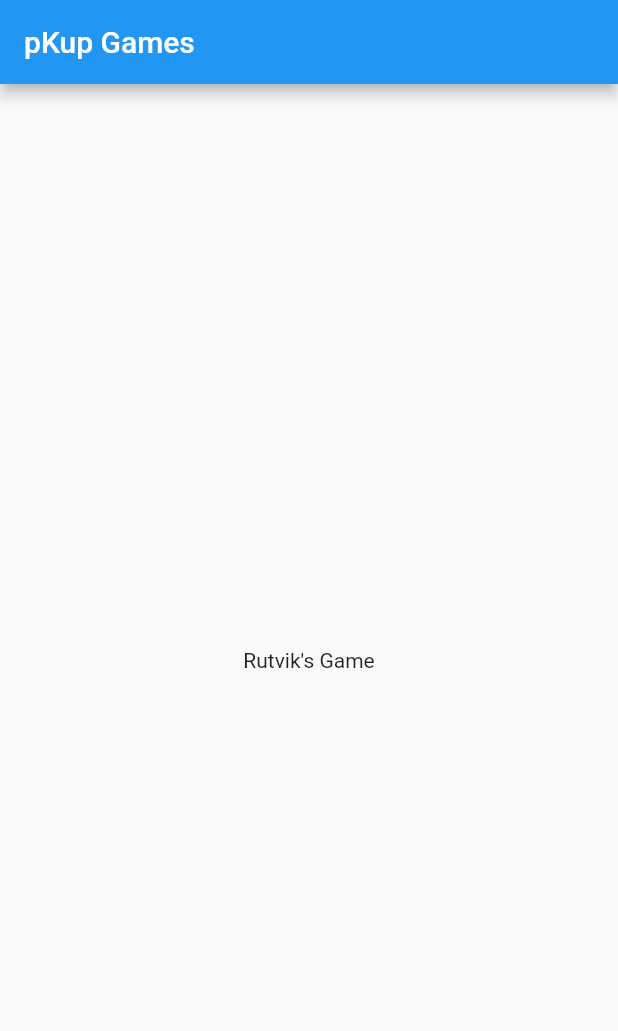
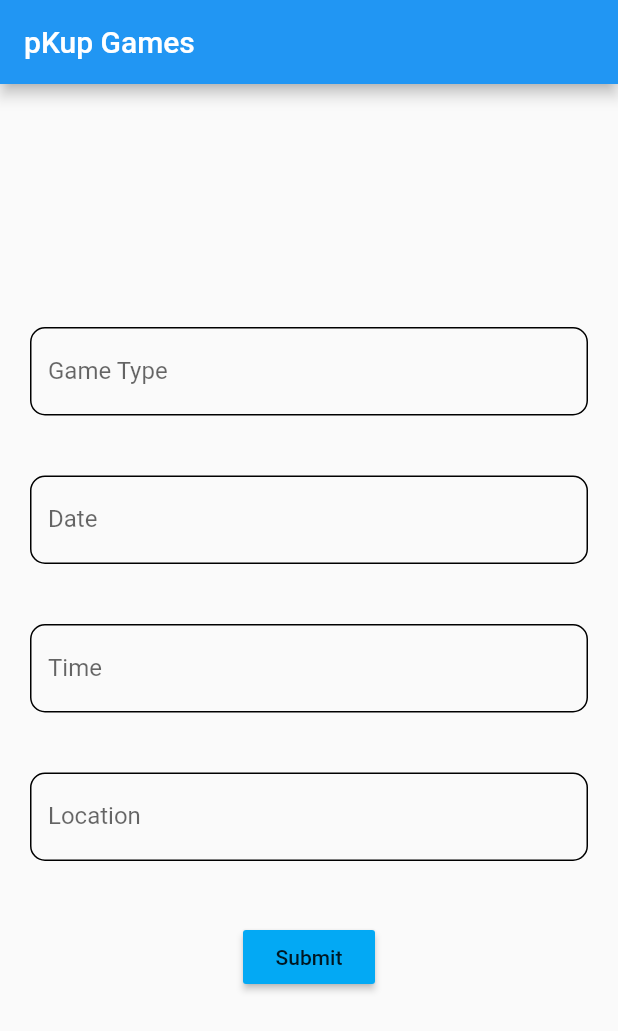
Before and after one commit to a-vinod/pKup, a Flutter app: the screen it shows after launch, on a phone screen of 412 x 824 dp. Shown: the top 1031 px of the screen. Run offline on Flutter 3.47's test engine with Material 2 defaults, Android fonts, the phone set to English and light mode, and no system bars; our stand-ins replace firebase_core, firebase_database; accounts and stored records are empty.

Commit message:
Rudimentary form for new game

```diff
--- a/pkup/lib/main.dart
+++ b/pkup/lib/main.dart
@@ -18,7 +18,7 @@ class MyApp extends StatelessWidget {
           title: Text('pKup Games'),
         ),
         body: Center(
-          child: Game(),
+          child: RegisterGame(),
         ),
       ),
     );
@@ -30,6 +30,8 @@ class Game extends StatefulWidget {
   _GameState createState() => _GameState();
 }
 
+/**/
+
 class _GameState extends State<Game> {
   @override
   Widget build(BuildContext context) {
@@ -37,3 +39,137 @@ class _GameState extends State<Game> {
     return game_id;
   }
 }
+
+class RegisterGame extends StatefulWidget {
+  @override
+  _RegisterGameState createState() => _RegisterGameState();
+}
+
+//
+class _RegisterGameState extends State<RegisterGame> {
+  final _formKey = GlobalKey<FormState>();
+  final gameName = TextEditingController();
+  final gameDate = TextEditingController();
+  final gameTime = TextEditingController();
+  final gameLoc = TextEditingController();
+  final dbRef = FirebaseDatabase.instance.reference().child("games");
+
+  @override
+  Widget build(BuildContext context) {
+    // New game registration
+    return Form(
+        key: _formKey,
+        child: SingleChildScrollView(
+            child: Column(
+          children: <Widget>[
+            Padding(
+              padding: EdgeInsets.all(20.0),
+              child: TextFormField(
+                controller: gameName,
+                decoration: InputDecoration(
+                  labelText: "Game Type",
+                  enabledBorder: OutlineInputBorder(
+                    borderRadius: BorderRadius.circular(10.0),
+                  ),
+                ),
+                // The validator receives the text that the user has entered.
+                validator: (value) {
+                  if (value.isEmpty) {
+                    return 'What\'s the game?';
+                  }
+                  return null;
+                },
+              ),
+            ),
+            Padding(
+              padding: EdgeInsets.all(20.0),
+              child: TextFormField(
+                controller: gameDate,
+                decoration: InputDecoration(
+                  labelText: "Date",
+                  enabledBorder: OutlineInputBorder(
+                    borderRadius: BorderRadius.circular(10.0),
+                  ),
+                ),
+                // The validator receives the text that the user has entered.
+                validator: (value) {
+                  if (value.isEmpty) {
+                    return 'What day?';
+                  }
+                  return null;
+                },
+              ),
+            ),
+            Padding(
+              padding: EdgeInsets.all(20.0),
+              child: TextFormField(
+                controller: gameTime,
+                decoration: InputDecoration(
+                  labelText: "Time",
+                  enabledBorder: OutlineInputBorder(
+                    borderRadius: BorderRadius.circular(10.0),
+                  ),
+                ),
+                // The validator receives the text that the user has entered.
+                validator: (value) {
+                  if (value.isEmpty) {
+                    return 'When?';
+                  }
+                  return null;
+                },
+              ),
+            ),
+            Padding(
+              padding: EdgeInsets.all(20.0),
+              child: TextFormField(
+                controller: gameLoc,
+                decoration: InputDecoration(
+                  labelText: "Location",
+                  enabledBorder: OutlineInputBorder(
+                    borderRadius: BorderRadius.circular(10.0),
+                  ),
+                ),
+                // The validator receives the text that the user has entered.
+                validator: (value) {
+                  if (value.isEmpty) {
+                    return 'Where?';
+                  }
+                  return null;
+                },
+              ),
+            ),
+            Padding(
+                padding: EdgeInsets.all(20.0),
+                child: Row(
+                  mainAxisAlignment: MainAxisAlignment.spaceEvenly,
+                  children: <Widget>[
+                    RaisedButton(
+                      color: Colors.lightBlue,
+                      onPressed: () {
+                        if (_formKey.currentState.validate()) {
+                          dbRef.push().set({
+                            "game_type": gameName.text,
+                            "date": gameDate.text,
+                            "time": gameTime.text,
+                            "location": gameLoc.text
+                          }).then((_) {
+                            Scaffold.of(context).showSnackBar(
+                                SnackBar(content: Text('Game Posted!')));
+                            gameName.clear();
+                            gameDate.clear();
+                            gameTime.clear();
+                            gameLoc.clear();
+                          }).catchError((onError) {
+                            Scaffold.of(context)
+                                .showSnackBar(SnackBar(content: Text(onError)));
+                          });
+                        }
+                      },
+                      child: Text('Submit'),
+                    ),
+                  ],
+                )),
+          ],
+        )));
+  }
+}
```
